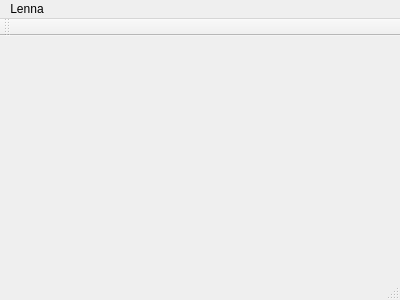
Above: lenna/mainwindow.ui from sanyaade-teachings/lenna before the change. Below: the same form after it.
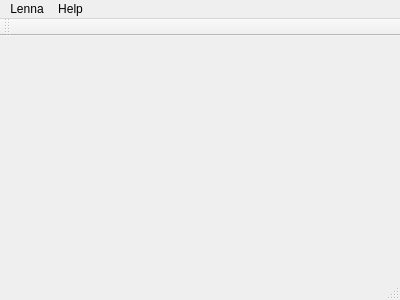
That is the form after the change. Icons and pictures are not drawn.

Patch:
```diff
--- a/lenna/mainwindow.ui
+++ b/lenna/mainwindow.ui
@@ -35,7 +35,14 @@
     <addaction name="separator"/>
     <addaction name="actionQuit"/>
    </widget>
+   <widget class="QMenu" name="menuHelp">
+    <property name="title">
+     <string>Help</string>
+    </property>
+    <addaction name="actionAbout"/>
+   </widget>
    <addaction name="menuLenna"/>
+   <addaction name="menuHelp"/>
   </widget>
   <widget class="QToolBar" name="mainToolBar">
    <attribute name="toolBarArea">
```
Left out of the diff: 5 changed lines with no effect on the pictures.
